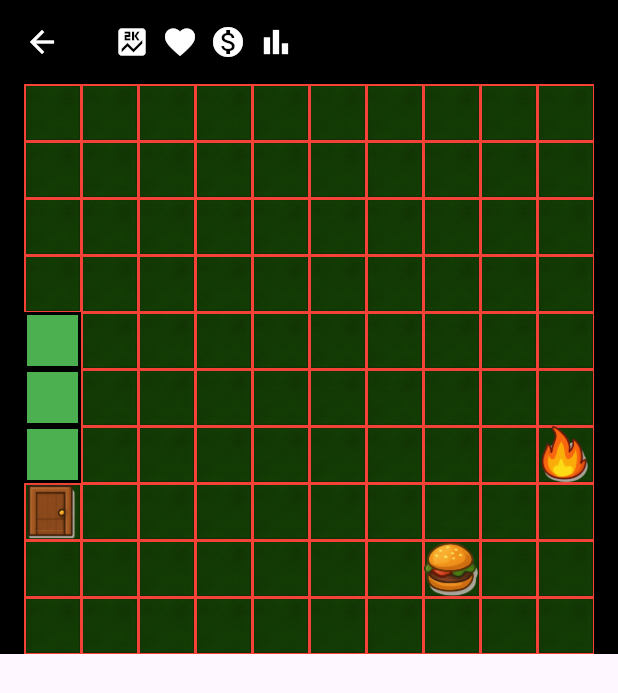
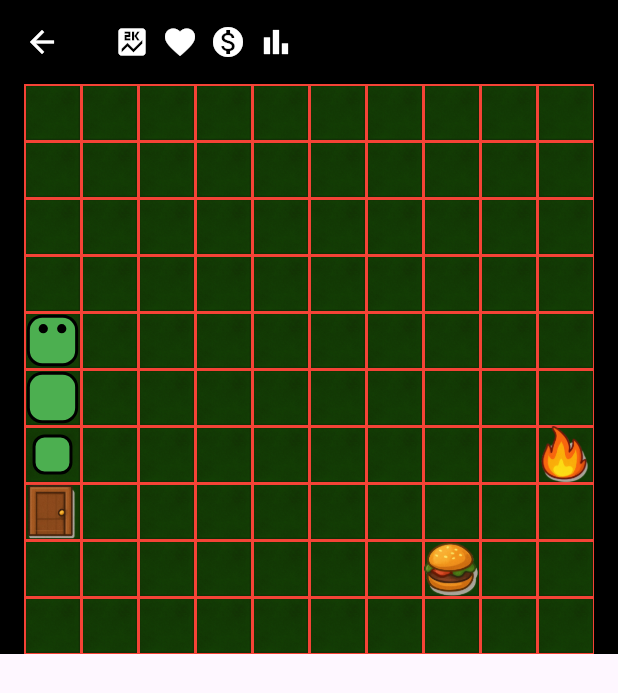
Before and after one commit to emilvdl1986/snakey, a Flutter app: the screen it shows after launch, after a tap on "Play Story", on a phone screen of 412 x 824 dp. Shown: the top 693 px of the screen. Run offline on Flutter 3.47's test engine with Material 3 defaults, Android fonts, the phone set to English and light mode, and no system bars; our stand-ins replace shared_preferences.

Commit message:
Saving progress - styled the snake a bit

```diff
--- a/assets/endless.json
+++ b/assets/endless.json
@@ -21,6 +21,7 @@
     },
     "snakeSettings":{
         "initialLength":3,
-        "color":"green"
+        "color":"green",
+         "speed":1
     }
 }
--- a/assets/stages/1.json
+++ b/assets/stages/1.json
@@ -15,6 +15,7 @@
     },
     "snakeSettings":{
         "initialLength":3,
-        "color":"green"
+        "color":"green",
+        "speed":1
     }
 }
--- a/lib/components/game_canvas.dart
+++ b/lib/components/game_canvas.dart
@@ -409,20 +409,60 @@ class _GameCanvasState extends State<GameCanvas> {
               }).toList(),
             // Draw snake on the grid
             if (snakePositions.isNotEmpty)
-              ...snakePositions.map((pos) {
-                final int col = pos['col']!;
-                final int row = pos['row']!;
+              ...snakePositions.asMap().entries.map((entry) {
+                final int idx = entry.key;
+                final int col = entry.value['col']!;
+                final int row = entry.value['row']!;
+                final bool isHead = idx == 0;
+                final bool isTail = idx == snakePositions.length - 1;
+                // Tail is 70%, rest is 90%
+                final double size = isTail ? cellSize * 0.7 : cellSize * 0.9;
+                final double offset = (cellSize - size) / 2;
                 return Positioned(
-                  left: col * cellSize,
-                  top: row * cellSize,
-                  width: cellSize,
-                  height: cellSize,
-                  child: Container(
-                    decoration: BoxDecoration(
-                      color: Colors.green,
-                      border: Border.all(color: Colors.black, width: 2),
-                      shape: BoxShape.rectangle,
-                    ),
+                  left: col * cellSize + offset,
+                  top: row * cellSize + offset,
+                  width: size,
+                  height: size,
+                  child: Stack(
+                    children: [
+                      Container(
+                        decoration: BoxDecoration(
+                          color: Colors.green,
+                          border: Border.all(color: Colors.black, width: 2),
+                          borderRadius: BorderRadius.circular(size * 0.3),
+                        ),
+                      ),
+                      if (isHead)
+                        // Draw two evenly positioned black eyes on the head
+                        Align(
+                          alignment: Alignment.topCenter,
+                          child: Padding(
+                            padding: EdgeInsets.only(top: size * 0.18),
+                            child: Row(
+                              mainAxisAlignment: MainAxisAlignment.center,
+                              children: [
+                                Container(
+                                  width: size * 0.18,
+                                  height: size * 0.18,
+                                  decoration: const BoxDecoration(
+                                    color: Colors.black,
+                                    shape: BoxShape.circle,
+                                  ),
+                                ),
+                                SizedBox(width: size * 0.18),
+                                Container(
+                                  width: size * 0.18,
+                                  height: size * 0.18,
+                                  decoration: const BoxDecoration(
+                                    color: Colors.black,
+                                    shape: BoxShape.circle,
+                                  ),
+                                ),
+                              ],
+                            ),
+                          ),
+                        ),
+                    ],
                   ),
                 );
               }).toList(),
```
